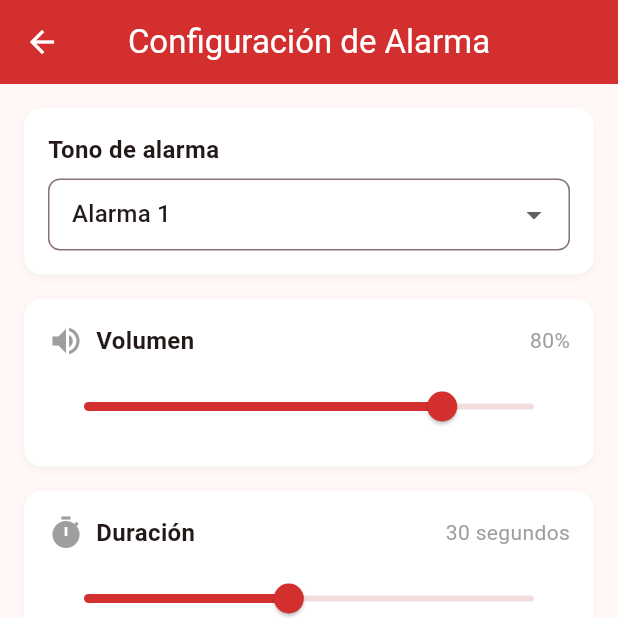
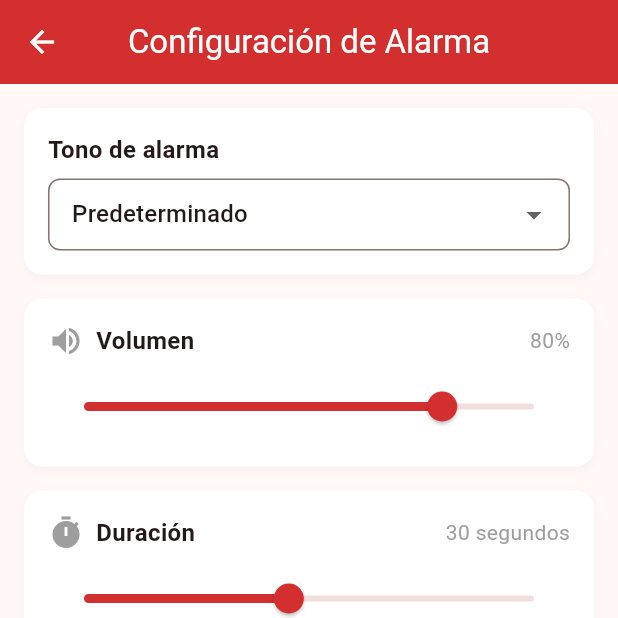
Before and after one commit to Cesardat/alerix_app, a Flutter app: the AlarmConfigScreen screen opened directly, after a tap on "Probar Alarma", on a phone screen of 412 x 824 dp, the top half of it. Run offline on Flutter 3.47's test engine with Material 3 defaults, Android fonts, the phone set to English and light mode, and no system bars; our stand-ins replace audioplayers, geolocator, shared_preferences; accounts and stored records are empty.

Commit message:
Cambios sonidos

```diff
--- a/lib/main.dart
+++ b/lib/main.dart
@@ -129,21 +129,12 @@ class AlarmService {
   bool _isPlaying = false;
   bool _isStopping = false;
 
-  final Map<String, String> _soundUrls = {
-    'Alarma 1': 'https://www.soundjay.com/misc/sounds/bell-ringing-05.mp3',
-    'Alarma 2': 'https://www.soundjay.com/misc/sounds/alarm-clock-01.mp3',
-    'Sirena': 'https://www.soundjay.com/misc/sounds/police-siren-01.mp3',
-    'Timbre': 'https://www.soundjay.com/misc/sounds/door-bell-01.mp3',
-    'Campana': 'https://www.soundjay.com/misc/sounds/church-bell-01.mp3',
-  };
-
   Future<void> playAlarm() async {
     if (_isPlaying) return;
 
     final prefs = await SharedPreferences.getInstance();
     final volume = prefs.getInt('alarm_volume') ?? 80;
     final duration = prefs.getInt('alarm_duration') ?? 30;
-    final selectedTone = prefs.getString('alarm_tone') ?? 'Alarma 1';
 
     try {
       _isPlaying = true;
@@ -151,8 +142,8 @@ class AlarmService {
 
       await _audioPlayer.setPlayerMode(PlayerMode.mediaPlayer);
 
-      final soundUrl = _soundUrls[selectedTone] ?? _soundUrls['Alarma 1']!;
-      await _audioPlayer.play(UrlSource(soundUrl));
+      // Usar sonido local en assets
+      await _audioPlayer.play(AssetSource('sounds/alarm.mp3'));
       await _audioPlayer.setVolume(volume / 100.0);
       await _audioPlayer.setReleaseMode(ReleaseMode.loop);
 
--- a/lib/screens/alarm_config_screen.dart
+++ b/lib/screens/alarm_config_screen.dart
@@ -12,24 +12,26 @@ class AlarmConfigScreen extends StatefulWidget {
 class _AlarmConfigScreenState extends State<AlarmConfigScreen> {
   int _volume = 80;
   int _duration = 30;
-  String _selectedTone = 'Alarma 1';
+  String _selectedTone = 'Predeterminado';
   bool _isLoading = false;
   final AudioPlayer _testPlayer = AudioPlayer();
 
+  // Lista de tonos predefinidos
   final List<String> _systemTones = [
-    'Alarma 1',
-    'Alarma 2',
+    'Predeterminado',
+    'Alarma',
+    'Timbre',
     'Sirena',
-    'Timbre',
     'Campana',
   ];
 
-  final Map<String, String> _soundUrls = {
-    'Alarma 1': 'https://www.soundjay.com/misc/sounds/bell-ringing-05.mp3',
-    'Alarma 2': 'https://www.soundjay.com/misc/sounds/alarm-clock-01.mp3',
-    'Sirena': 'https://www.soundjay.com/misc/sounds/police-siren-01.mp3',
-    'Timbre': 'https://www.soundjay.com/misc/sounds/door-bell-01.mp3',
-    'Campana': 'https://www.soundjay.com/misc/sounds/church-bell-01.mp3',
+  // Para iOS, usaremos sonidos del sistema con DeviceSource
+  final Map<String, String> _iosSounds = {
+    'Predeterminado': 'alarm.caf',
+    'Alarma': 'alarm.caf',
+    'Timbre': 'doorbell.caf',
+    'Sirena': 'siren.caf',
+    'Campana': 'bell.caf',
   };
 
   @override
@@ -50,7 +52,7 @@ class _AlarmConfigScreenState extends State<AlarmConfigScreen> {
     setState(() {
       _volume = prefs.getInt('alarm_volume') ?? 80;
       _duration = prefs.getInt('alarm_duration') ?? 30;
-      _selectedTone = prefs.getString('alarm_tone') ?? 'Alarma 1';
+      _selectedTone = prefs.getString('alarm_tone') ?? 'Predeterminado';
       _isLoading = false;
     });
   }
@@ -73,10 +75,8 @@ class _AlarmConfigScreenState extends State<AlarmConfigScreen> {
     try {
       await _testPlayer.stop();
 
-      final soundUrl = _soundUrls[_selectedTone] ?? _soundUrls['Alarma 1']!;
-      debugPrint('Probando URL: $soundUrl');
-
-      await _testPlayer.play(UrlSource(soundUrl));
+      // Usar AssetSource para sonido local
+      await _testPlayer.play(AssetSource('sounds/alarm.mp3'));
       await _testPlayer.setVolume(_volume / 100.0);
 
       if (mounted) {
@@ -96,10 +96,7 @@ class _AlarmConfigScreenState extends State<AlarmConfigScreen> {
       debugPrint('Error: $e');
       if (mounted) {
         ScaffoldMessenger.of(context).showSnackBar(
-          SnackBar(
-            content: Text('⚠️ Error: ${e.toString().substring(0, 50)}'),
-            duration: const Duration(seconds: 3),
-          ),
+          const SnackBar(content: Text('⚠️ Error al probar la alarma')),
         );
       }
     }
@@ -121,6 +118,7 @@ class _AlarmConfigScreenState extends State<AlarmConfigScreen> {
               child: Column(
                 crossAxisAlignment: CrossAxisAlignment.start,
                 children: [
+                  // Tono de alarma
                   Container(
                     padding: const EdgeInsets.all(16),
                     decoration: BoxDecoration(
@@ -170,6 +168,7 @@ class _AlarmConfigScreenState extends State<AlarmConfigScreen> {
                   ),
                   const SizedBox(height: 16),
 
+                  // Volumen
                   Container(
                     padding: const EdgeInsets.all(16),
                     decoration: BoxDecoration(
@@ -224,6 +223,7 @@ class _AlarmConfigScreenState extends State<AlarmConfigScreen> {
                   ),
                   const SizedBox(height: 16),
 
+                  // Duración
                   Container(
                     padding: const EdgeInsets.all(16),
                     decoration: BoxDecoration(
--- a/pubspec.yaml
+++ b/pubspec.yaml
@@ -44,4 +44,4 @@ flutter:
   uses-material-design: true
 
   assets:
-    - assets/sounds/jacocosound.mp3
+    - assets/sounds/alarm.mp3
```
Also changed, not shown: 2 other files.
